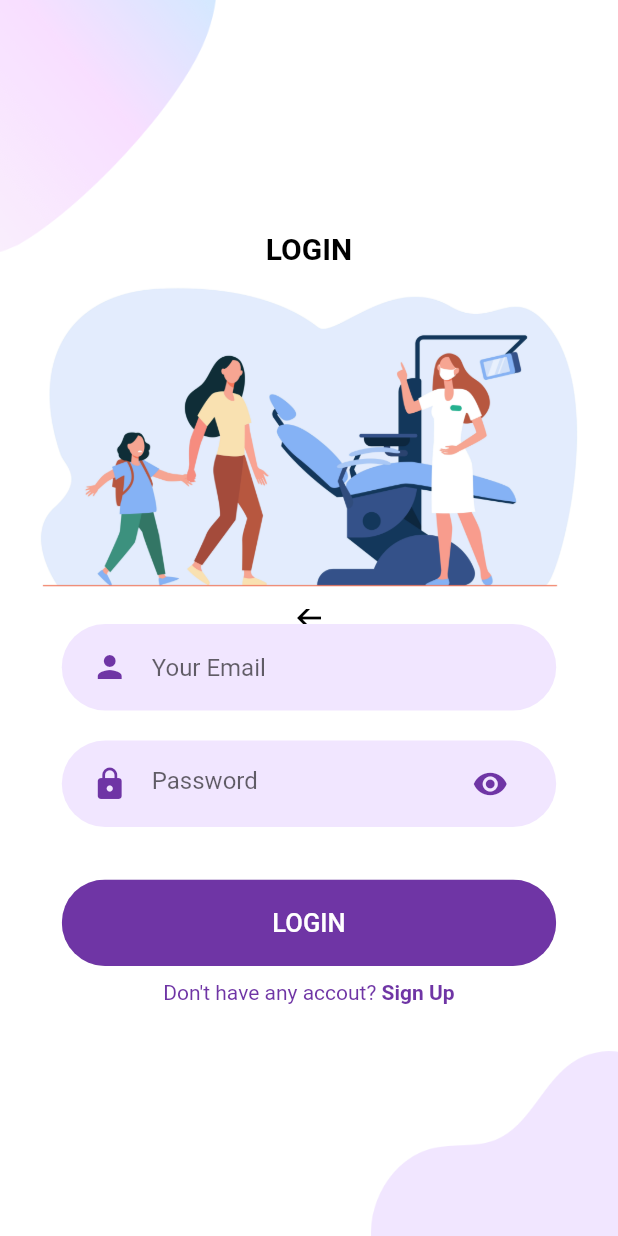
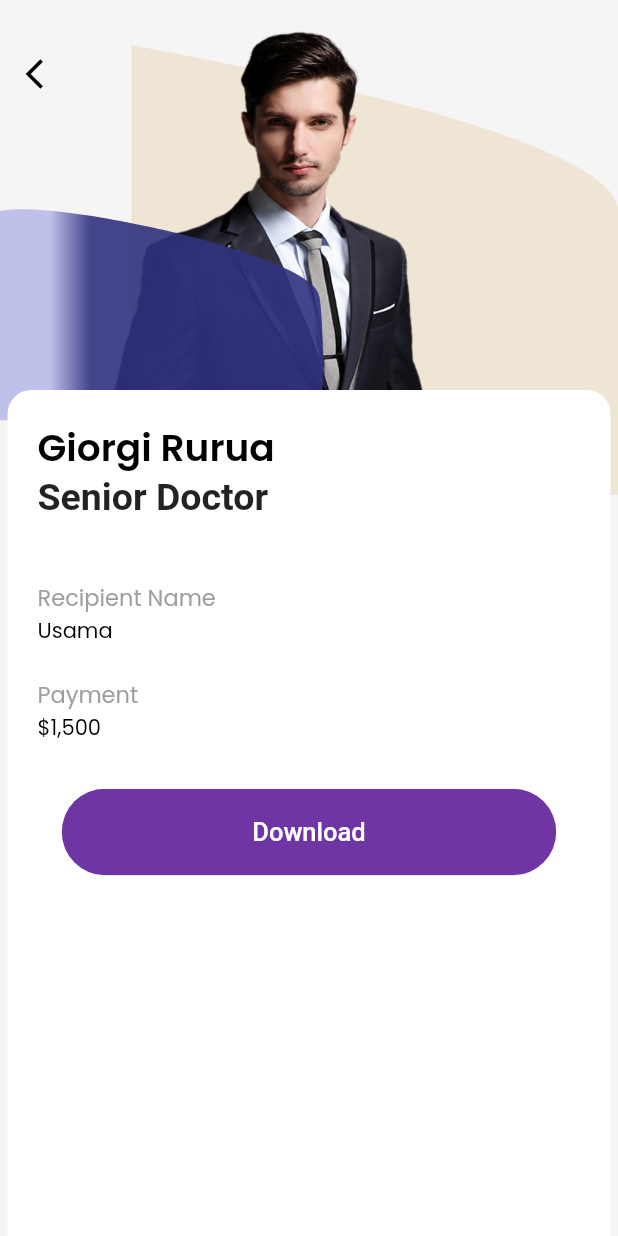
Before and after one commit to leo731121/Smile, a Flutter app: the Login screen opened directly, after a tap on "LOGIN", on a phone screen of 412 x 824 dp. Run offline on Flutter 3.47's test engine with Material 2 defaults, Android fonts, the phone set to English and light mode, and no system bars; our stand-ins replace animated_text_kit, country_code_picker, expansion_tile_card, flutter_rating_bar, flutter_svg, google_fonts and 4 more; missing offline and left inert: flutter_rounded_date_picker, image_picker_for_web, shared_preferences_web, shrink_sidemenu.

Commit message:
Invoice screen Done

```diff
--- /dev/null
+++ b/lib/Invoice/components/bgShape.dart
@@ -0,0 +1,67 @@
+import 'package:flutter/material.dart';
+import 'dart:ui' as ui;
+
+class BgStyle extends CustomPainter {
+  @override
+  void paint(Canvas canvas, Size size) {
+    Paint paint_0 = new Paint()..color = Color(0xffEFE5D5);
+
+    Path path_0 = Path();
+    path_0.moveTo(size.width * 0.1050000, size.height);
+    path_0.lineTo(size.width * 0.1050000, 0);
+    path_0.quadraticBezierTo(size.width * 0.9675000, size.height * 0.1950000,
+        size.width, size.height * 0.3600000);
+    path_0.quadraticBezierTo(size.width * 1.0012500, size.height * 0.5250000,
+        size.width, size.height);
+    path_0.lineTo(size.width * 0.1050000, size.height);
+    path_0.close();
+
+    canvas.drawPath(path_0, paint_0);
+  }
+
+  @override
+  bool shouldRepaint(covariant CustomPainter oldDelegate) {
+    return true;
+  }
+}
+
+class FrontDesign extends CustomPainter {
+  @override
+  void paint(Canvas canvas, Size size) {
+    Paint paint_0 = new Paint()
+      ..color = Color.fromARGB(255, 33, 150, 243)
+      ..style = PaintingStyle.fill
+      ..strokeWidth = 1;
+    paint_0.shader = ui.Gradient.linear(
+      Offset(size.width * 0.20, size.height * 0.46),
+      Offset(size.width * 0.30, size.height * 0.46),
+      [
+        Color(0xffC0C1EA),
+        Color(0xff30327F).withOpacity(0.9),
+      ],
+    );
+
+    Path path_0 = Path();
+    path_0.moveTo(0, size.height * 0.7500000);
+    path_0.quadraticBezierTo(size.width * -0.0337500, size.height * 0.2900000,
+        size.width * 0.0500000, size.height * 0.0700000);
+    path_0.cubicTo(
+        size.width * 0.0950000,
+        size.height * -0.0225000,
+        size.width * 0.8687500,
+        size.height * 0.1925000,
+        size.width * 0.8700000,
+        size.height * 0.3400000);
+    path_0.quadraticBezierTo(size.width * 0.8837500, size.height * 0.4675000,
+        size.width * 0.8750000, size.height * 0.7550000);
+    path_0.lineTo(0, size.height * 0.7500000);
+    path_0.close();
+
+    canvas.drawPath(path_0, paint_0);
+  }
+
+  @override
+  bool shouldRepaint(covariant CustomPainter oldDelegate) {
+    return true;
+  }
+}
--- /dev/null
+++ b/lib/Invoice/invoice.dart
@@ -0,0 +1,127 @@
+import 'dart:ui';
+import 'package:flutter/material.dart';
+import 'package:smiles/Invoice/components/bgShape.dart';
+import 'package:smiles/LoginandSignUp/components/cutomRoundedButton.dart';
+import 'package:smiles/constants.dart';
+import 'package:smiles/style.dart';
+
+class Invoice extends StatelessWidget {
+  final String drName = "Giorgi Rurua";
+  final String price = "\$1,500";
+  final String recipientName = "Usama";
+  @override
+  Widget build(BuildContext context) {
+    Size size = MediaQuery.of(context).size;
+    return Scaffold(
+      backgroundColor: Colors.grey[100],
+      body: Stack(
+        alignment: Alignment.center,
+        children: [
+          Positioned(
+            top: 25,
+            left: 5,
+            child: IconButton(
+                icon: Icon(
+                  Icons.arrow_back_ios,
+                  color: Colors.black,
+                ),
+                onPressed: () {
+                  Navigator.pop(context);
+                }),
+          ),
+          Positioned(
+            top: 30,
+            right: 0,
+            child: CustomPaint(
+              size: Size(size.width * 0.88, 300),
+              painter: BgStyle(),
+            ),
+          ),
+          Positioned(
+            top: 20,
+            left: 70,
+            child: Image.asset(
+              'assets/images/personimage.png',
+              height: size.height * 0.6,
+            ),
+          ),
+          Positioned(
+            top: 130,
+            left: -20,
+            child: CustomPaint(
+              size: Size(size.width * 0.65, 200),
+              painter: FrontDesign(),
+            ),
+          ),
+          Positioned(
+            top: 260,
+            left: 5,
+            child: Container(
+              height: size.height,
+              width: size.width - 10,
+              decoration: BoxDecoration(
+                color: Colors.white,
+                borderRadius: BorderRadius.only(
+                    topLeft: Radius.circular(16),
+                    topRight: Radius.circular(16),
+                    bottomLeft: Radius.circular(16),
+                    bottomRight: Radius.circular(16)),
+              ),
+              child: Padding(
+                padding:
+                    const EdgeInsets.symmetric(horizontal: 20, vertical: 20),
+                child: Column(
+                  crossAxisAlignment: CrossAxisAlignment.start,
+                  children: [
+                    Text(
+                      drName,
+                      style: invoicePersonName,
+                    ),
+                    Text(
+                      "Senior Doctor",
+                      style:
+                          TextStyle(fontSize: 25, fontWeight: FontWeight.bold),
+                    ),
+                    SizedBox(
+                      height: size.height * 0.05,
+                    ),
+                    Text(
+                      "Recipient Name",
+                      style: paymentinvoiceTextStyle,
+                    ),
+                    Text(
+                      recipientName,
+                      style: priceInvoiceTextStyle,
+                    ),
+                    SizedBox(
+                      height: size.height * 0.025,
+                    ),
+                    Text(
+                      "Payment",
+                      style: paymentinvoiceTextStyle,
+                    ),
+                    Text(
+                      price,
+                      style: priceInvoiceTextStyle,
+                    ),
+                    SizedBox(
+                      height: 30,
+                    ),
+                    Center(
+                      child: RoundedButton(
+                        clr: kPrimaryColor,
+                        press: () {},
+                        text: "Download",
+                        textColor: Colors.white,
+                      ),
+                    )
+                  ],
+                ),
+              ),
+            ),
+          )
+        ],
+      ),
+    );
+  }
+}
--- a/lib/LoginandSignUp/components/body.dart
+++ b/lib/LoginandSignUp/components/body.dart
@@ -9,7 +9,9 @@ class Body extends StatelessWidget {
   @override
   Widget build(BuildContext context) {
     Size size = MediaQuery.of(context).size;
-    return Container(
+    return SingleChildScrollView(
+      scrollDirection: Axis.vertical,
+      child: Container(
         height: size.height,
         width: size.width,
         child: Stack(
@@ -40,23 +42,26 @@ class Body extends StatelessWidget {
               ),
             ),
             Positioned(
-            top: 290,
+              top: 250,
               child: Text(
                 'Smile',
                 style: appNameTextStyle,
               ),
             ),
             Positioned(
-            top: 360,
-            left: 200,
+              top: 320,
+              left: 160,
               child: Text(
                 'Brings together',
                 style: appsubNameTextStyle,
               ),
             ),
             Positioned(
-            bottom: 210,
-            child: RoundedButton(
+              top: 370,
+              child: Column(
+                mainAxisAlignment: MainAxisAlignment.center,
+                children: [
+                  RoundedButton(
                     press: () {
                       Navigator.push(
                         context,
@@ -69,10 +74,10 @@ class Body extends StatelessWidget {
                     textColor: Colors.white,
                     clr: kPrimaryColor,
                   ),
+                  SizedBox(
+                    height: 20,
                   ),
-          Positioned(
-            bottom: 130,
-            child: RoundedButton(
+                  RoundedButton(
                     text: 'Sign Up',
                     textColor: Colors.black,
                     clr: kPrimaryLightColor,
@@ -84,10 +89,13 @@ class Body extends StatelessWidget {
                         ),
                       );
                     },
+                  )
+                ],
               ),
             )
           ],
         ),
+      ),
     );
   }
 }
--- a/lib/LoginandSignUp/login/login.dart
+++ b/lib/LoginandSignUp/login/login.dart
@@ -1,4 +1,5 @@
 import 'package:flutter/material.dart';
+import 'package:smiles/Invoice/invoice.dart';
 import 'package:smiles/LoginandSignUp/SignUp/signUp.dart';
 import 'package:smiles/LoginandSignUp/components/cutomRoundedButton.dart';
 import 'package:smiles/LoginandSignUp/login/components/roundedTextField.dart';
@@ -47,7 +48,14 @@ class Login extends StatelessWidget {
               clr: kPrimaryColor,
               text: 'LOGIN',
               textColor: Colors.white,
-              press: () {},
+              press: () {
+                Navigator.push(
+                  context,
+                  MaterialPageRoute(
+                    builder: (context) => Invoice(),
+                  ),
+                );
+              },
             ),
             SizedBox(
               height: 10,
--- a/lib/main.dart
+++ b/lib/main.dart
@@ -22,6 +22,7 @@ class Home extends StatelessWidget {
           builder: (context, orientation) {
             SizeConfig().init(constraints, orientation);
             return MaterialApp(
+              debugShowCheckedModeBanner: false,
               // locale: DevicePreview.locale(context), // Add the locale here
               // builder: DevicePreview.appBuilder, // Add the builder here
               home: SplashScreen(),
--- a/lib/style.dart
+++ b/lib/style.dart
@@ -1,4 +1,5 @@
 import 'package:flutter/material.dart';
+import 'package:google_fonts/google_fonts.dart';
 
 TextStyle appNameTextStyle = TextStyle(
   fontSize: 60,
@@ -6,6 +7,7 @@ TextStyle appNameTextStyle = TextStyle(
   color: Color(0xFF6F35A5),
   fontFamily: 'IndieFlower',
 );
+
 TextStyle appsubNameTextStyle = TextStyle(
   fontSize: 18,
   fontWeight: FontWeight.normal,
@@ -29,3 +31,10 @@ TextStyle boldandSimpleBlueText = TextStyle(
 TextStyle simpleBlueText = TextStyle(color: Colors.blue[400], fontSize: 15);
 TextStyle loginTextstyle =
     TextStyle(color: Colors.black, fontWeight: FontWeight.bold, fontSize: 20);
+TextStyle invoicePersonName = GoogleFonts.poppins(
+    fontSize: 25, fontWeight: FontWeight.w600, color: Colors.black);
+TextStyle paymentinvoiceTextStyle =
+    GoogleFonts.poppins(fontSize: 15, color: Colors.grey);
+
+TextStyle priceInvoiceTextStyle =
+    GoogleFonts.poppins(fontSize: 14, color: Colors.black);
--- a/pubspec.yaml
+++ b/pubspec.yaml
@@ -45,6 +45,7 @@ dependencies:
   widget_circular_animator: ^0.1.5+1
   expansion_tile_card: ^2.0.0
   flutter_svg: ^0.21.0+1
+  google_fonts: ^2.0.0
 
 
 
@@ -92,8 +93,8 @@ flutter:
   #   - family: Trajan Pro
   #     fonts:
   #       - asset: fonts/TrajanPro.ttf
-  #       - asset: fonts/TrajanPro_Bold.ttf
-  #         weight: 700
+  # #       - asset: fonts/TrajanPro_Bold.ttf
+  # #         weight: 700
   #
   # For details regarding fonts from package dependencies,
   # see https://flutter.dev/custom-fonts/#from-packages
```
Also changed, not shown: assets/images/personimage.png (added), assets/images/young-handsome-man-smiling-beige-wall.jpg (added), pubspec.lock. Lines whose indentation alone changed are shown as unchanged.
